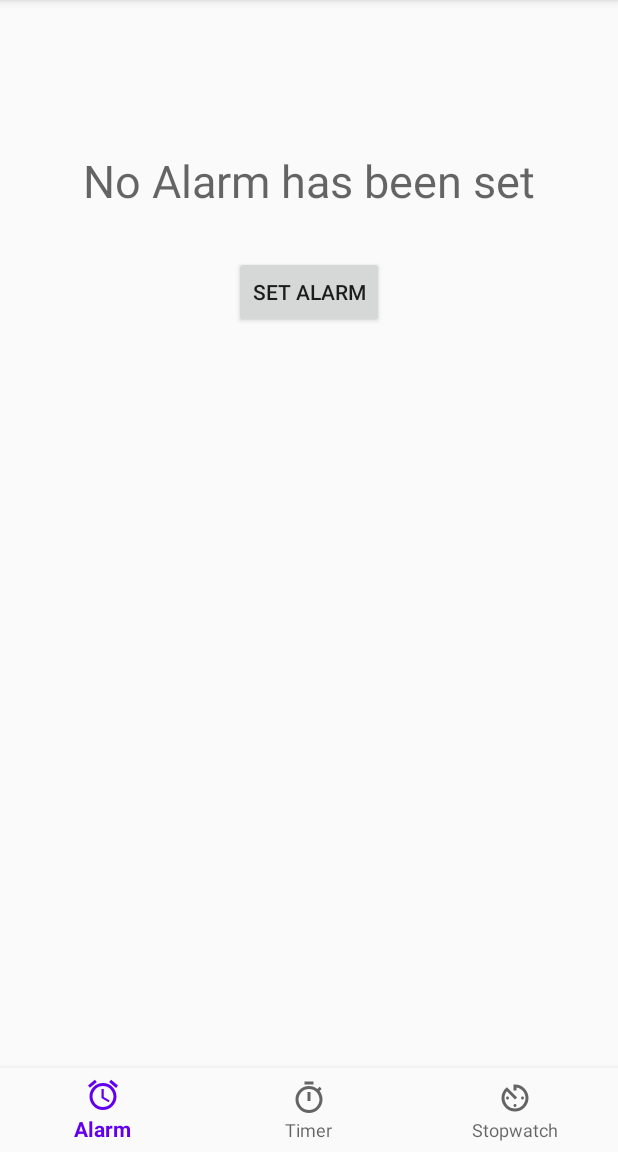
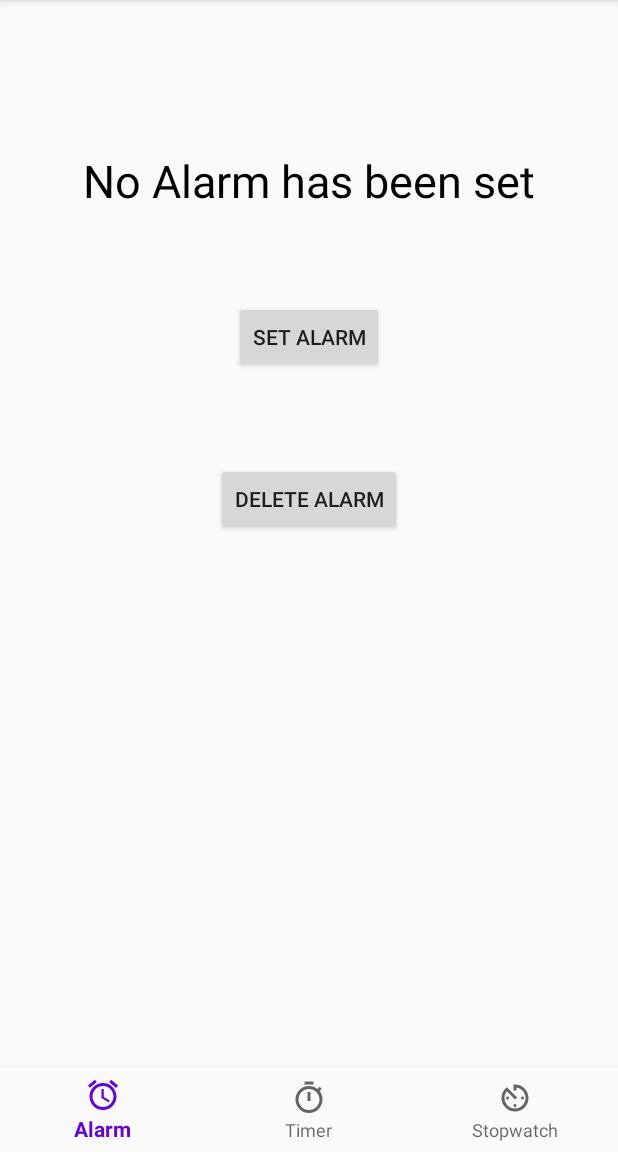
Before and after one commit to bmd0219/SpiderInductions-AppDevNative-Task1, an Android app: the screen it shows after launch (MainActivity), on a phone screen of 412 x 824 dp, the part 84-1236 px from its top. Run offline under Robolectric (Android 15) with nearby library versions, the phone set to English and light mode, and no system bars; libraries missing offline, so code that uses them is left out: java.security.acl.

Commit message:
Added Foreground service for alarm to ring

```diff
--- a/app/src/main/AndroidManifest.xml
+++ b/app/src/main/AndroidManifest.xml
@@ -18,8 +18,6 @@
                 <category android:name="android.intent.category.LAUNCHER" />
             </intent-filter>
         </activity>
-
-        <receiver android:name=".AlertReceiver"/>
         <service android:name=".AlarmForegroundService"/>
     </application>
 
--- a/app/src/main/java/com/example/clockbmd/AlarmFragment.java
+++ b/app/src/main/java/com/example/clockbmd/AlarmFragment.java
@@ -2,7 +2,7 @@ package com.example.clockbmd;
 
 import android.app.TimePickerDialog;
 import android.content.Context;
-import android.os.Build;
+import android.content.SharedPreferences;
 import android.os.Bundle;
 import android.util.Log;
 import android.view.LayoutInflater;
@@ -14,14 +14,12 @@ import android.widget.TimePicker;
 
 import androidx.annotation.NonNull;
 import androidx.annotation.Nullable;
-import androidx.annotation.RequiresApi;
 import androidx.fragment.app.DialogFragment;
 import androidx.fragment.app.Fragment;
 import androidx.fragment.app.FragmentActivity;
 
 import java.text.DateFormat;
 import java.util.Calendar;
-import java.util.Objects;
 
 public class AlarmFragment extends Fragment implements TimePickerDialog.OnTimeSetListener {
 
@@ -31,18 +29,12 @@ public class AlarmFragment extends Fragment implements TimePickerDialog.OnTimeSe
     private FragmentActivity myContext;
     private AlarmFragmentListener listener;
     private String alarmTextViewString;
-    private Calendar c;
+    public static final String SHARED_PREFS = "alarmSharedPrefs";
 
     public interface AlarmFragmentListener {
         void startAlarm(Calendar c);
+        void stopAlarm();
     }
-
-    @Override
-    public void onSaveInstanceState(@NonNull Bundle outState) {
-        outState.putString("alarmTextView", alarmTextViewString);
-        super.onSaveInstanceState(outState);
-    }
-
 
     @Nullable
     @Override
@@ -52,14 +44,18 @@ public class AlarmFragment extends Fragment implements TimePickerDialog.OnTimeSe
         Log.println(Log.ASSERT, TAG, "onCreateView");
 
         alarmTextView = v.findViewById(R.id.alarm_textView);
+
+        SharedPreferences sharedPreferences = myContext.getSharedPreferences(SHARED_PREFS, Context.MODE_PRIVATE);
+        if(sharedPreferences.contains("hours") && sharedPreferences.contains("minutes")) {
+            alarmTextView.setText("Alarm is set for: " + sharedPreferences.getInt("hours", Calendar.getInstance().get(Calendar.HOUR_OF_DAY)) + ":" + sharedPreferences.getInt("minutes", Calendar.getInstance().get(Calendar.MINUTE)));
+        }
+
+        if(alarmTextViewString != null) {
+            alarmTextView.setText(alarmTextViewString);
+        }
+
         Button setAlarmButton = v.findViewById(R.id.set_alarm_button);
-
-        if(savedInstanceState != null) {
-            alarmTextViewString = savedInstanceState.getString("alarmTextView");
-            if(alarmTextViewString != null) {
-                alarmTextView.setText(alarmTextViewString);
-            }
-        }
+        Button deleteAlarmButton = v.findViewById(R.id.delete_alarm_button);
 
         setAlarmButton.setOnClickListener(new View.OnClickListener() {
             @Override
@@ -69,12 +65,21 @@ public class AlarmFragment extends Fragment implements TimePickerDialog.OnTimeSe
                 timePicker.show(myContext.getSupportFragmentManager(), "time picker");
                 }
             });
+
+        deleteAlarmButton.setOnClickListener(new View.OnClickListener() {
+            @Override
+            public void onClick(View view) {
+                alarmTextViewString = null;
+                alarmTextView.setText("No Alarm has been set");
+                listener.stopAlarm();
+            }
+        });
         return v;
     }
 
     @Override
     public void onTimeSet(TimePicker timePicker, int i, int i1) {
-        c = Calendar.getInstance();
+        Calendar c = Calendar.getInstance();
         c.set(Calendar.HOUR_OF_DAY, i);
         c.set(Calendar.MINUTE, i1);
         c.set(Calendar.SECOND, 0);
@@ -101,58 +106,4 @@ public class AlarmFragment extends Fragment implements TimePickerDialog.OnTimeSe
         super.onAttach(context);
         Log.println(Log.ASSERT, TAG, "onAttach");
     }
-
-    @Override
-    public void onCreate(@Nullable Bundle savedInstanceState) {
-        super.onCreate(savedInstanceState);
-        Log.println(Log.ASSERT, TAG, "onCreate");
-    }
-
-    @Override
-    public void onStart() {
-        super.onStart();
-        Log.println(Log.ASSERT, TAG, "onStart");
-    }
-
-    @Override
-    public void onResume() {
-        super.onResume();
-        Log.println(Log.ASSERT, TAG, "onResume");
-    }
-
-    @Override
-    public void onPause() {
-        super.onPause();
-        Log.println(Log.ASSERT, TAG, "onPause");
-    }
-
-    @Override
-    public void onStop() {
-        super.onStop();
-        Log.println(Log.ASSERT, TAG, "onStop");
-    }
-
-    @Override
-    public void onActivityCreated(@Nullable Bundle savedInstanceState) {
-        super.onActivityCreated(savedInstanceState);
-        Log.println(Log.ASSERT, TAG, "onActivityCreated");
-    }
-
-    @Override
-    public void onDestroyView() {
-        super.onDestroyView();
-        Log.println(Log.ASSERT, TAG, "onDestroyView");
-    }
-
-    @Override
-    public void onDestroy() {
-        super.onDestroy();
-        Log.println(Log.ASSERT, TAG, "onDestroy");
-    }
-
-    @Override
-    public void onDetach() {
-        super.onDetach();
-        Log.println(Log.ASSERT, TAG, "onDetach");
-    }
 }
--- a/app/src/main/java/com/example/clockbmd/App.java
+++ b/app/src/main/java/com/example/clockbmd/App.java
@@ -3,6 +3,9 @@ package com.example.clockbmd;
 import android.app.Application;
 import android.app.NotificationChannel;
 import android.app.NotificationManager;
+import android.media.AudioAttributes;
+import android.media.AudioManager;
+import android.media.RingtoneManager;
 import android.os.Build;
 
 public class App extends Application {
@@ -23,6 +26,7 @@ public class App extends Application {
                     "Alarm Channel",
                     NotificationManager.IMPORTANCE_HIGH);
             alarmChannel.setDescription("This is the alarm channel");
+            alarmChannel.setSound(RingtoneManager.getDefaultUri(RingtoneManager.TYPE_ALARM), new AudioAttributes.Builder().setUsage(AudioAttributes.USAGE_ALARM).build());
 
             NotificationChannel timerChannel = new NotificationChannel(
                     CHANNEL_TIMER,
--- a/app/src/main/res/layout/alarm_fragment.xml
+++ b/app/src/main/res/layout/alarm_fragment.xml
@@ -7,7 +7,8 @@
     android:gravity="center_horizontal">
 
     <TextView
-        android:hint="No Alarm has been set"
+        android:text="No Alarm has been set"
+        android:textColor="@android:color/black"
         android:textAlignment="center"
         android:layout_marginBottom="30dp"
         android:layout_marginTop="100dp"
@@ -21,6 +22,14 @@
         android:id="@+id/set_alarm_button"
         android:text="@string/set_alarm_button"
         android:layout_width="wrap_content"
-        android:layout_height="wrap_content"/>
+        android:layout_height="wrap_content"
+        android:layout_margin="30dp"/>
+
+    <Button
+        android:id="@+id/delete_alarm_button"
+        android:text="@string/delete_alarm_button"
+        android:layout_width="wrap_content"
+        android:layout_height="wrap_content"
+        android:layout_margin="30dp"/>
 
 </LinearLayout>
--- a/app/src/main/res/values/strings.xml
+++ b/app/src/main/res/values/strings.xml
@@ -4,4 +4,5 @@
     <string name="timer_name">Timer</string>
     <string name="stopwatch_name">Stopwatch</string>
     <string name="set_alarm_button">SET ALARM</string>
+    <string name="delete_alarm_button">DELETE ALARM</string>
 </resources>
```
Also changed, not shown: app/src/main/java/com/example/clockbmd/AlarmForegroundService.java (+45 -15 lines), app/src/main/java/com/example/clockbmd/AlertReceiver.java (deleted, +0 -44 lines), app/src/main/java/com/example/clockbmd/MainActivity.java (+19 -17 lines), app/src/main/java/com/example/clockbmd/StopwatchFragment.java (+22 -99 lines).
